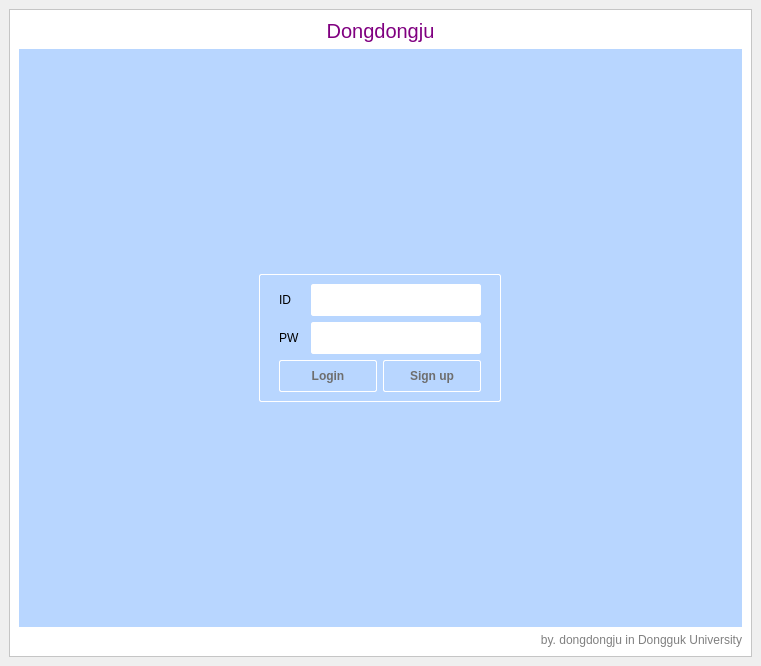
Old version of the form Client/mainwindow.ui in the repository incheon-kim/QtMultiChat.
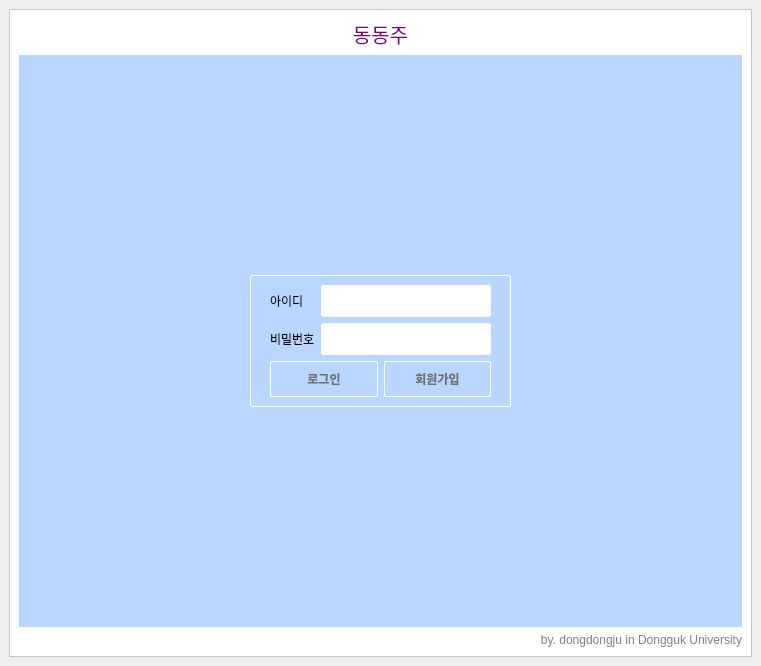
New version of the form.

Commit message: 회원가입 폼 변경

Patch:
```diff
--- a/Client/mainwindow.ui
+++ b/Client/mainwindow.ui
@@ -95,7 +95,7 @@
           <string notr="true"/>
          </property>
          <property name="text">
-          <string>Dongdongju</string>
+          <string>동동주</string>
          </property>
          <property name="alignment">
           <set>Qt::AlignCenter</set>
@@ -248,7 +248,7 @@
                      <string notr="true">background-color: rgb(184, 214, 255);</string>
                     </property>
                     <property name="text">
-                     <string>ID  </string>
+                     <string>아이디</string>
                     </property>
                    </widget>
                   </item>
@@ -258,7 +258,7 @@
                      <string notr="true">background-color: rgb(184, 214, 255);</string>
                     </property>
                     <property name="text">
-                     <string>PW  </string>
+                     <string>비밀번호</string>
                     </property>
                    </widget>
                   </item>
@@ -316,7 +316,7 @@
                    <string notr="true">background-color: rgb(184, 214, 255);</string>
                   </property>
                   <property name="text">
-                   <string>Login</string>
+                   <string>로그인</string>
                   </property>
                  </widget>
                 </item>
@@ -326,7 +326,7 @@
                    <string notr="true">background-color: rgb(184, 214, 255);</string>
                   </property>
                   <property name="text">
-                   <string>Sign up</string>
+                   <string>회원가입</string>
                   </property>
                  </widget>
                 </item>
```
Left out of the diff: 7 changed lines with no effect on the pictures. The commit also changes 2 other files.
